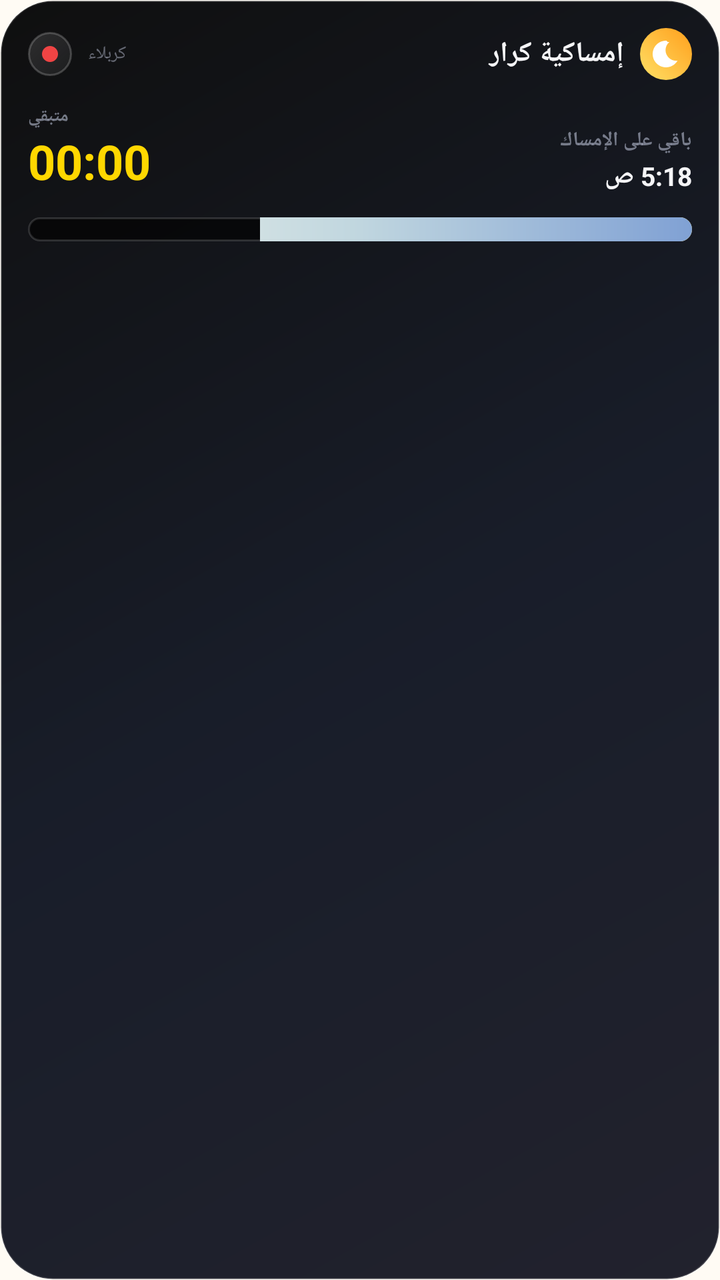
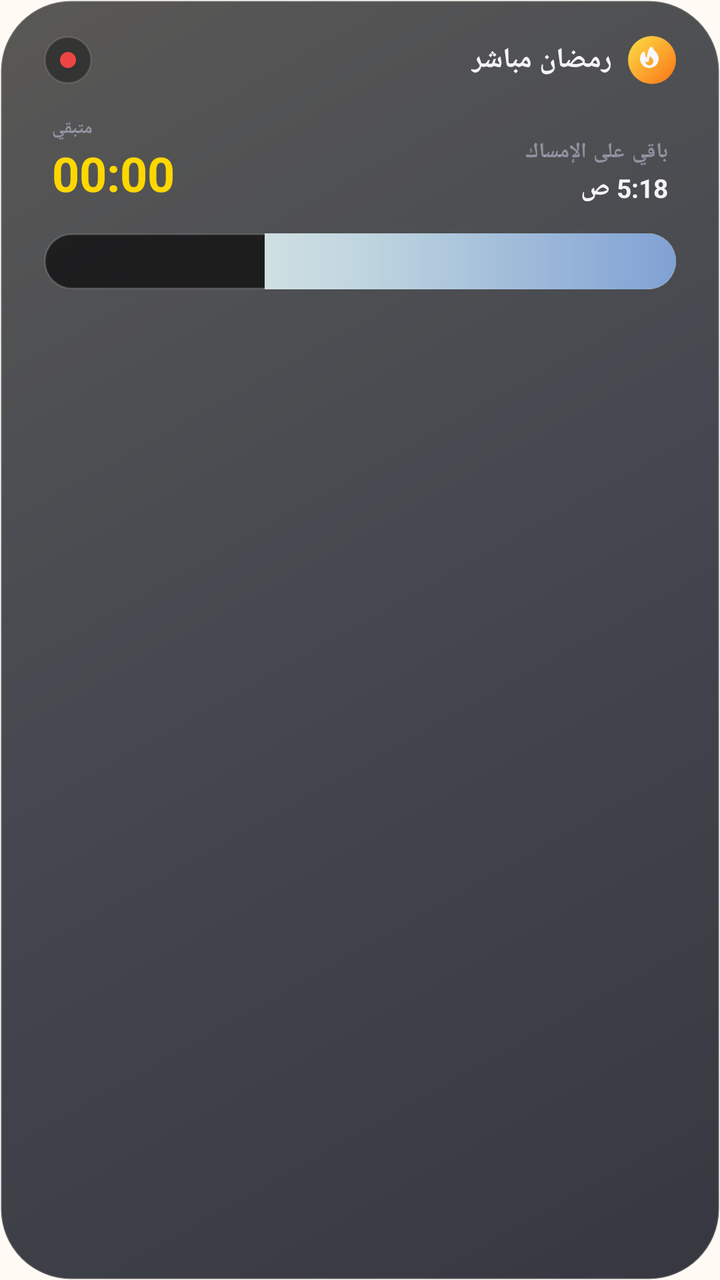

Screens rendered from an Android XML layout before and after an edit, with the pre-edit source and the edit as a unified diff.
<!-- AndroidManifest.xml: application theme Theme.Caliq -->
<!-- res/layout/notification_live.xml -->
<?xml version="1.0" encoding="utf-8"?>
<LinearLayout xmlns:android="http://schemas.android.com/apk/res/android"
    android:layout_width="match_parent"
    android:layout_height="wrap_content"
    android:layoutDirection="rtl"
    android:background="@drawable/notif_bg"
    android:orientation="vertical"
    android:padding="14dp">

    
    <LinearLayout
        android:layout_width="match_parent"
        android:layout_height="wrap_content"
        android:gravity="center_vertical"
        android:orientation="horizontal">

        <ImageView
            android:layout_width="26dp"
            android:layout_height="26dp"
            android:background="@drawable/notif_icon_circle"
            android:contentDescription="@null"
            android:padding="5dp"
            android:src="@drawable/ic_notif_moon" />

        <TextView
            android:layout_width="0dp"
            android:layout_height="wrap_content"
            android:layout_marginStart="8dp"
            android:layout_weight="1"
            android:text="إمساكية كرار"
            android:textColor="#FFF5F5F7"
            android:textSize="14sp"
            android:textStyle="bold" />

        <TextView
            android:id="@+id/live_city"
            android:layout_width="wrap_content"
            android:layout_height="wrap_content"
            android:layout_marginEnd="8dp"
            android:maxLines="1"
            android:text="كربلاء"
            android:textColor="#80B9C0D4"
            android:textSize="9sp" />

        <FrameLayout
            android:layout_width="22dp"
            android:layout_height="22dp"
            android:background="@drawable/notif_box_next">

            <View
                android:layout_width="8dp"
                android:layout_height="8dp"
                android:layout_gravity="center"
                android:background="@drawable/notif_live_dot" />
        </FrameLayout>
    </LinearLayout>

    
    <LinearLayout
        android:layout_width="match_parent"
        android:layout_height="wrap_content"
        android:layout_marginTop="12dp"
        android:baselineAligned="false"
        android:gravity="bottom"
        android:orientation="horizontal">

        <LinearLayout
            android:layout_width="0dp"
            android:layout_height="wrap_content"
            android:layout_weight="1"
            android:orientation="vertical">

            <TextView
                android:id="@+id/live_label"
                android:layout_width="wrap_content"
                android:layout_height="wrap_content"
                android:text="باقي على الإمساك"
                android:textColor="#99B9C0D4"
                android:textSize="10sp"
                android:textStyle="bold" />

            <TextView
                android:id="@+id/live_target"
                android:layout_width="wrap_content"
                android:layout_height="wrap_content"
                android:layout_marginTop="2dp"
                android:layoutDirection="ltr"
                android:text="5:18 ص"
                android:textColor="#FFF5F5F7"
                android:textSize="13sp"
                android:textStyle="bold" />
        </LinearLayout>

        <LinearLayout
            android:layout_width="wrap_content"
            android:layout_height="wrap_content"
            android:gravity="end"
            android:orientation="vertical">

            <TextView
                android:layout_width="wrap_content"
                android:layout_height="wrap_content"
                android:text="متبقي"
                android:textColor="#99B9C0D4"
                android:textSize="9sp"
                android:textStyle="bold" />

            <Chronometer
                android:id="@+id/live_chrono"
                android:layout_width="wrap_content"
                android:layout_height="wrap_content"
                android:layoutDirection="ltr"
                android:textColor="#FFFFD700"
                android:textSize="24sp"
                android:textStyle="bold" />
        </LinearLayout>
    </LinearLayout>

    
    <FrameLayout
        android:layout_width="match_parent"
        android:layout_height="12dp"
        android:layout_marginTop="12dp">

        <ProgressBar
            android:id="@+id/live_progress_day"
            style="?android:attr/progressBarStyleHorizontal"
            android:layout_width="match_parent"
            android:layout_height="12dp"
            android:max="100"
            android:progress="65"
            android:progressDrawable="@drawable/notif_progress_day" />

        <ProgressBar
            android:id="@+id/live_progress_night"
            style="?android:attr/progressBarStyleHorizontal"
            android:layout_width="match_parent"
            android:layout_height="12dp"
            android:max="100"
            android:progress="65"
            android:progressDrawable="@drawable/notif_progress" />
    </FrameLayout>
</LinearLayout>
<!-- resources referenced by this layout -->
<resources>
  <!-- drawable ic_notif_moon (drawable) -->
  <?xml version="1.0" encoding="utf-8"?>
  <vector xmlns:android="http://schemas.android.com/apk/res/android"
      android:width="24dp"
      android:height="24dp"
      android:viewportWidth="24"
      android:viewportHeight="24">
      <path
          android:fillColor="#FFFFFFFF"
          android:pathData="M12.34,2.02C6.59,1.82 2,6.42 2,12c0,5.52 4.48,10 10,10 3.71,0 6.93,-2.02 8.66,-5.02 -0.32,0.07 -0.65,0.1 -1,0.1 -4.42,0 -8,-3.58 -8,-8 0,-2.42 1.08,-4.58 2.78,-6.02 -0.39,-0.02 -0.77,-0.04 -1.1,-0.04z" />
  </vector>
  <!-- drawable notif_bg (drawable) -->
  <?xml version="1.0" encoding="utf-8"?>
  <shape xmlns:android="http://schemas.android.com/apk/res/android"
      android:shape="rectangle">
      <gradient
          android:angle="315"
          android:startColor="#F0000000"
          android:centerColor="#F00A0F1C"
          android:endColor="#F0141420" />
      <corners android:radius="26dp" />
      <stroke
          android:width="1dp"
          android:color="#26FFFFFF" />
  </shape>
  <!-- drawable notif_box_next (drawable) -->
  <?xml version="1.0" encoding="utf-8"?>
  <shape xmlns:android="http://schemas.android.com/apk/res/android"
      android:shape="rectangle">
      <gradient
          android:angle="315"
          android:startColor="#1FFFFFFF"
          android:endColor="#0DFFFFFF" />
      <corners android:radius="16dp" />
      <stroke
          android:width="1dp"
          android:color="#33FFFFFF" />
  </shape>
  <!-- drawable notif_icon_circle (drawable) -->
  <?xml version="1.0" encoding="utf-8"?>
  <shape xmlns:android="http://schemas.android.com/apk/res/android"
      android:shape="oval">
      <gradient
          android:angle="45"
          android:startColor="#FFFFE066"
          android:endColor="#FFFF9F1C" />
  </shape>
  <!-- drawable notif_live_dot (drawable) -->
  <?xml version="1.0" encoding="utf-8"?>
  <shape xmlns:android="http://schemas.android.com/apk/res/android"
      android:shape="oval">
      <solid android:color="#EF4444" />
  </shape>
  <style name="Theme.Caliq" parent="@android:style/Theme.Material.Light.NoActionBar">
          <item name="android:statusBarColor">@android:color/transparent</item>
          <item name="android:navigationBarColor">@android:color/transparent</item>
          <item name="android:windowLightStatusBar">true</item>
          <item name="android:windowLightNavigationBar">true</item>
          <item name="android:windowLayoutInDisplayCutoutMode">shortEdges</item>
          <item name="android:windowBackground">@drawable/app_background_light</item>
          
          <item name="android:forceDarkAllowed">false</item>
          <item name="android:windowActionModeOverlay">true</item>
      </style>
  <!-- drawable app_background_light (drawable) -->
  <?xml version="1.0" encoding="utf-8"?>
  <shape xmlns:android="http://schemas.android.com/apk/res/android"
      android:shape="rectangle">
      <solid android:color="#FFFBF4" />
  </shape>
  <!-- unchanged entries left out for length: 2 -->
</resources>

<!-- the commit's change to res/layout/notification_live.xml (unified diff, before → after) -->
@@ -5,7 +5,10 @@
     android:layoutDirection="rtl"
     android:background="@drawable/notif_bg"
     android:orientation="vertical"
-    android:padding="14dp">
+    android:paddingStart="22dp"
+    android:paddingTop="18dp"
+    android:paddingEnd="22dp"
+    android:paddingBottom="18dp">
 
     
     <LinearLayout
@@ -15,37 +18,28 @@
         android:orientation="horizontal">
 
         <ImageView
-            android:layout_width="26dp"
-            android:layout_height="26dp"
-            android:background="@drawable/notif_icon_circle"
+            android:layout_width="24dp"
+            android:layout_height="24dp"
+            android:background="@drawable/notif_flame_circle"
             android:contentDescription="@null"
-            android:padding="5dp"
-            android:src="@drawable/ic_notif_moon" />
+            android:padding="4dp"
+            android:src="@drawable/ic_notif_flame" />
 
         <TextView
-            android:layout_width="0dp"
+            android:layout_width="wrap_content"
             android:layout_height="wrap_content"
             android:layout_marginStart="8dp"
             android:layout_weight="1"
-            android:text="إمساكية كرار"
+            android:text="رمضان مباشر"
             android:textColor="#FFF5F5F7"
             android:textSize="14sp"
-            android:textStyle="bold" />
-
-        <TextView
-            android:id="@+id/live_city"
-            android:layout_width="wrap_content"
-            android:layout_height="wrap_content"
-            android:layout_marginEnd="8dp"
-            android:maxLines="1"
-            android:text="كربلاء"
-            android:textColor="#80B9C0D4"
-            android:textSize="9sp" />
+            android:textStyle="bold"
+            android:letterSpacing="0.02" />
 
         <FrameLayout
-            android:layout_width="22dp"
-            android:layout_height="22dp"
-            android:background="@drawable/notif_box_next">
+            android:layout_width="24dp"
+            android:layout_height="24dp"
+            android:background="@drawable/notif_box_current">
 
             <View
                 android:layout_width="8dp"
@@ -59,10 +53,12 @@
     <LinearLayout
         android:layout_width="match_parent"
         android:layout_height="wrap_content"
-        android:layout_marginTop="12dp"
+        android:layout_marginTop="16dp"
         android:baselineAligned="false"
         android:gravity="bottom"
-        android:orientation="horizontal">
+        android:orientation="horizontal"
+        android:paddingStart="4dp"
+        android:paddingEnd="4dp">
 
         <LinearLayout
             android:layout_width="0dp"
@@ -76,8 +72,9 @@
                 android:layout_height="wrap_content"
                 android:text="باقي على الإمساك"
                 android:textColor="#99B9C0D4"
-                android:textSize="10sp"
-                android:textStyle="bold" />
+                android:textSize="10.5sp"
+                android:textStyle="bold"
+                android:letterSpacing="0.08" />
 
             <TextView
                 android:id="@+id/live_target"
@@ -103,7 +100,8 @@
                 android:text="متبقي"
                 android:textColor="#99B9C0D4"
                 android:textSize="9sp"
-                android:textStyle="bold" />
+                android:textStyle="bold"
+                android:letterSpacing="0.2" />
 
             <Chronometer
                 android:id="@+id/live_chrono"
@@ -119,14 +117,14 @@
     
     <FrameLayout
         android:layout_width="match_parent"
-        android:layout_height="12dp"
-        android:layout_marginTop="12dp">
+        android:layout_height="28dp"
+        android:layout_marginTop="14dp">
 
         <ProgressBar
             android:id="@+id/live_progress_day"
             style="?android:attr/progressBarStyleHorizontal"
             android:layout_width="match_parent"
-            android:layout_height="12dp"
+            android:layout_height="28dp"
             android:max="100"
             android:progress="65"
             android:progressDrawable="@drawable/notif_progress_day" />
@@ -135,7 +133,7 @@
             android:id="@+id/live_progress_night"
             style="?android:attr/progressBarStyleHorizontal"
             android:layout_width="match_parent"
-            android:layout_height="12dp"
+            android:layout_height="28dp"
             android:max="100"
             android:progress="65"
             android:progressDrawable="@drawable/notif_progress" />
<!-- resource entries referenced after the edit -->
@@ -1,15 +1,15 @@
 <!-- resources referenced by this layout -->
 <resources>
-  <!-- drawable ic_notif_moon (drawable) -->
+  <!-- drawable ic_notif_flame (drawable) -->
   <?xml version="1.0" encoding="utf-8"?>
   <vector xmlns:android="http://schemas.android.com/apk/res/android"
-      android:width="24dp"
-      android:height="24dp"
+      android:width="20dp"
+      android:height="20dp"
       android:viewportWidth="24"
       android:viewportHeight="24">
       <path
-          android:fillColor="#FFFFFFFF"
-          android:pathData="M12.34,2.02C6.59,1.82 2,6.42 2,12c0,5.52 4.48,10 10,10 3.71,0 6.93,-2.02 8.66,-5.02 -0.32,0.07 -0.65,0.1 -1,0.1 -4.42,0 -8,-3.58 -8,-8 0,-2.42 1.08,-4.58 2.78,-6.02 -0.39,-0.02 -0.77,-0.04 -1.1,-0.04z" />
+          android:fillColor="#FFF7F7FF"
+          android:pathData="M12.395,2.553a1,1 0,0,0 -1.45,-0.385c-0.345,0.23 -0.614,0.558 -0.822,0.88 -0.214,0.33 -0.403,0.713 -0.57,1.116 -0.334,0.804 -0.614,1.768 -0.84,2.734a31.365,31.365 0,0,0 -0.613,3.58 2.64,2.64 0,0,1 -0.945,-1.067c-0.328,-0.68 -0.398,-1.534 -0.398,-2.654A1,1 0,0,0 5.05,6.05 6.981,6.981 0,0,0 3,11a7,7 0,1,0 11.95,-4.95c-0.592,-0.591 -0.98,-0.985 -1.348,-1.467 -0.363,-0.476 -0.724,-1.063 -1.207,-2.03zM12.12,15.12A3,3 0,0,1 7,13s0.879,0.5 2.5,0.5c0,-1 0.5,-4 1.25,-4.5 0.5,1 0.786,1.293 1.371,1.879A2.99,2.99 0,0,1 13,13a2.99,2.99 0,0,1 -0.879,2.121z" />
   </vector>
   <!-- drawable notif_bg (drawable) -->
   <?xml version="1.0" encoding="utf-8"?>
@@ -17,35 +17,32 @@
       android:shape="rectangle">
       <gradient
           android:angle="315"
-          android:startColor="#F0000000"
-          android:centerColor="#F00A0F1C"
-          android:endColor="#F0141420" />
-      <corners android:radius="26dp" />
+          android:startColor="#A6000000"
+          android:centerColor="#C20A0F1C"
+          android:endColor="#D9141420" />
+      <corners android:radius="35dp" />
       <stroke
           android:width="1dp"
           android:color="#26FFFFFF" />
   </shape>
-  <!-- drawable notif_box_next (drawable) -->
+  <!-- drawable notif_box_current (drawable) -->
   <?xml version="1.0" encoding="utf-8"?>
   <shape xmlns:android="http://schemas.android.com/apk/res/android"
       android:shape="rectangle">
-      <gradient
-          android:angle="315"
-          android:startColor="#1FFFFFFF"
-          android:endColor="#0DFFFFFF" />
+      <solid android:color="#66000000" />
       <corners android:radius="16dp" />
       <stroke
           android:width="1dp"
-          android:color="#33FFFFFF" />
+          android:color="#1AFFFFFF" />
   </shape>
-  <!-- drawable notif_icon_circle (drawable) -->
+  <!-- drawable notif_flame_circle (drawable) -->
   <?xml version="1.0" encoding="utf-8"?>
   <shape xmlns:android="http://schemas.android.com/apk/res/android"
       android:shape="oval">
       <gradient
-          android:angle="45"
-          android:startColor="#FFFFE066"
-          android:endColor="#FFFF9F1C" />
+          android:angle="315"
+          android:startColor="#FFFDE047"
+          android:endColor="#FFF97316" />
   </shape>
   <!-- drawable notif_live_dot (drawable) -->
   <?xml version="1.0" encoding="utf-8"?>
